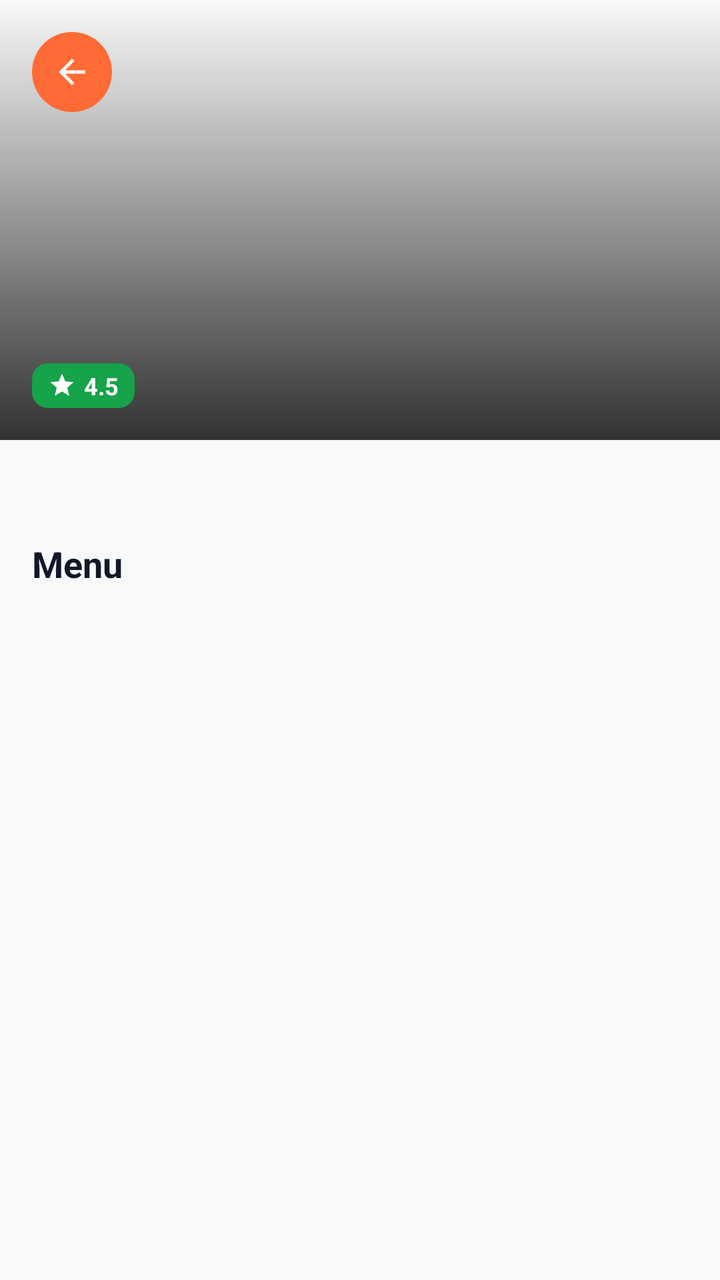
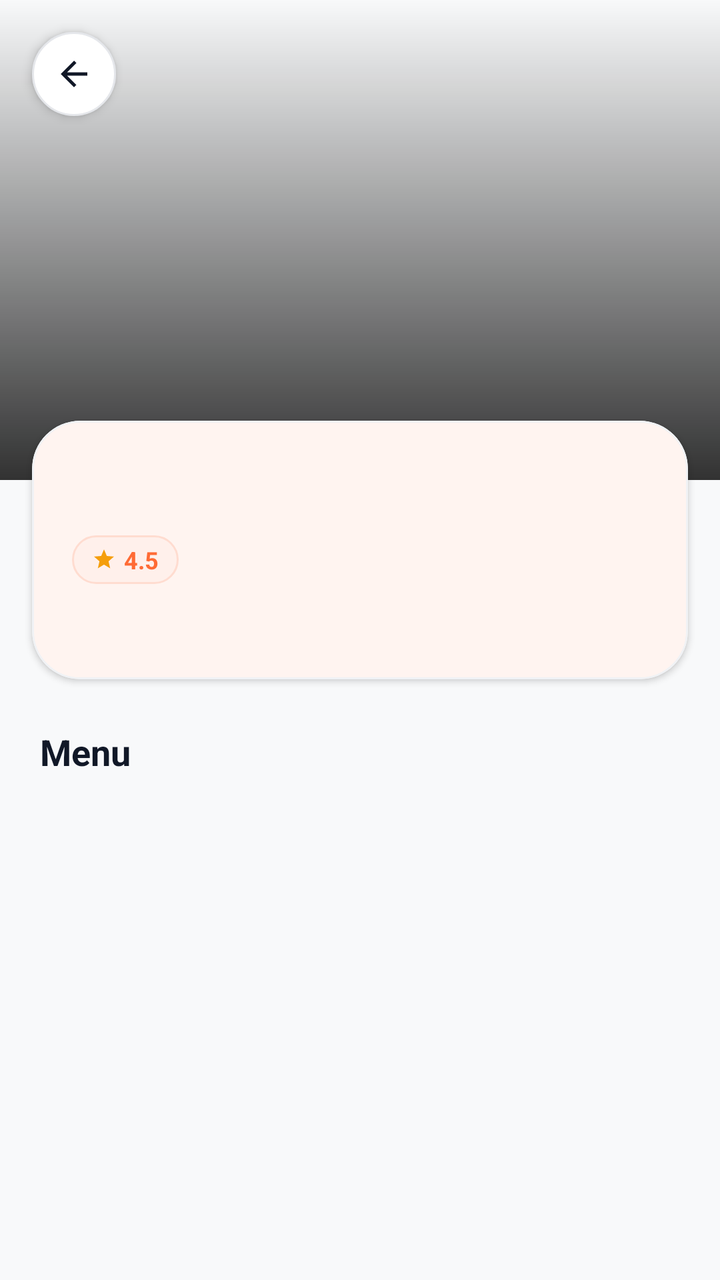

Compare the two renders of this Android layout. The source of the first and the diff that turns it into the second are given below.
<!-- AndroidManifest.xml: application theme Theme.AKRHunger -->
<!-- res/layout/activity_restaurant_detail.xml -->
<?xml version="1.0" encoding="utf-8"?>
<LinearLayout xmlns:android="http://schemas.android.com/apk/res/android"
    android:layout_width="match_parent"
    android:layout_height="match_parent"
    android:background="@color/background"
    android:orientation="vertical">

    
    <FrameLayout
        android:layout_width="match_parent"
        android:layout_height="220dp">

        <ImageView
            android:id="@+id/iv_restaurant_image"
            android:layout_width="match_parent"
            android:layout_height="match_parent"
            android:scaleType="centerCrop" />

        <View
            android:layout_width="match_parent"
            android:layout_height="match_parent"
            android:background="@drawable/gradient_bottom_overlay" />

        <ImageView
            android:id="@+id/btn_back"
            android:layout_width="40dp"
            android:layout_height="40dp"
            android:layout_gravity="start|top"
            android:layout_margin="16dp"
            android:background="@drawable/bg_add_button"
            android:padding="10dp"
            android:src="@drawable/ic_back"
            android:tint="@color/on_primary" />

        <LinearLayout
            android:layout_width="match_parent"
            android:layout_height="wrap_content"
            android:layout_gravity="bottom"
            android:orientation="vertical"
            android:padding="16dp">

            <TextView
                android:id="@+id/tv_restaurant_name"
                android:layout_width="wrap_content"
                android:layout_height="wrap_content"
                android:textColor="#FFFFFF"
                android:textSize="22sp"
                android:textStyle="bold" />

            <LinearLayout
                android:layout_width="wrap_content"
                android:layout_height="wrap_content"
                android:layout_marginTop="4dp"
                android:gravity="center_vertical">

                <LinearLayout
                    android:layout_width="wrap_content"
                    android:layout_height="wrap_content"
                    android:background="@drawable/bg_rating_badge"
                    android:gravity="center"
                    android:paddingHorizontal="8dp"
                    android:paddingVertical="3dp">
                    <ImageView android:layout_width="14dp" android:layout_height="14dp"
                        android:src="@drawable/ic_star" android:tint="#FFFFFF" />
                    <TextView
                        android:id="@+id/tv_restaurant_rating"
                        android:layout_width="wrap_content" android:layout_height="wrap_content"
                        android:layout_marginStart="4dp" android:text="4.5"
                        android:textColor="#FFFFFF" android:textSize="12sp" android:textStyle="bold" />
                </LinearLayout>

                <TextView
                    android:id="@+id/tv_restaurant_cuisine"
                    android:layout_width="wrap_content"
                    android:layout_height="wrap_content"
                    android:layout_marginStart="12dp"
                    android:textColor="#CCCCCC"
                    android:textSize="13sp" />
            </LinearLayout>
        </LinearLayout>
    </FrameLayout>

    <TextView
        android:id="@+id/tv_restaurant_desc"
        android:layout_width="match_parent"
        android:layout_height="wrap_content"
        android:padding="16dp"
        android:textColor="@color/text_secondary"
        android:textSize="13sp" />

    <TextView
        android:layout_width="wrap_content"
        android:layout_height="wrap_content"
        android:layout_marginStart="16dp"
        android:layout_marginBottom="8dp"
        android:text="@string/menu"
        android:textColor="@color/text_primary"
        android:textSize="18sp"
        android:textStyle="bold" />

    <androidx.recyclerview.widget.RecyclerView
        android:id="@+id/rv_menu"
        android:layout_width="match_parent"
        android:layout_height="0dp"
        android:layout_weight="1"
        android:clipToPadding="false"
        android:paddingHorizontal="8dp"
        android:paddingBottom="16dp" />
</LinearLayout>
<!-- resources referenced by this layout -->
<resources>
  <color name="background">#F8F9FA</color>
  <color name="on_primary">#FFFFFF</color>
  <!-- drawable bg_add_button (drawable) -->
  <?xml version="1.0" encoding="utf-8"?>
  <shape xmlns:android="http://schemas.android.com/apk/res/android"
      android:shape="oval">
      <solid android:color="@color/primary" />
  </shape>
  <!-- drawable bg_rating_badge (drawable) -->
  <?xml version="1.0" encoding="utf-8"?>
  <shape xmlns:android="http://schemas.android.com/apk/res/android"
      android:shape="rectangle">
      <corners android:radius="8dp" />
      <solid android:color="@color/rating_bg" />
  </shape>
  <string name="menu">Menu</string>
  <style name="Theme.AKRHunger" parent="Theme.Material3.Light.NoActionBar">
          <item name="colorPrimary">@color/primary</item>
          <item name="colorPrimaryDark">@color/primary_dark</item>
          <item name="colorAccent">@color/primary</item>
          <item name="colorOnPrimary">@color/on_primary</item>
          <item name="colorSecondary">@color/secondary</item>
          <item name="colorOnSecondary">@color/on_secondary</item>
          <item name="android:colorBackground">@color/background</item>
          <item name="colorSurface">@color/surface</item>
          <item name="colorOnSurface">@color/on_surface</item>
          <item name="android:statusBarColor">@color/surface</item>
          <item name="android:windowLightStatusBar">true</item>
          <item name="android:navigationBarColor">@color/surface</item>
          <item name="android:windowLightNavigationBar">true</item>
          <item name="android:fontFamily">sans-serif</item>
      </style>
  <color name="primary">#FF6B35</color>
  <color name="rating_bg">#16A34A</color>
  <color name="secondary">#F59E0B</color>
  <color name="on_secondary">#111827</color>
  <color name="surface">#FFFFFF</color>
  <color name="on_surface">#111827</color>
  <!-- unchanged entries left out for length: 6 -->
</resources>

<!-- the commit's change to res/layout/activity_restaurant_detail.xml (unified diff, before → after) -->
@@ -1,109 +1,158 @@
 <?xml version="1.0" encoding="utf-8"?>
-<LinearLayout xmlns:android="http://schemas.android.com/apk/res/android"
+<androidx.coordinatorlayout.widget.CoordinatorLayout xmlns:android="http://schemas.android.com/apk/res/android"
+    xmlns:app="http://schemas.android.com/apk/res-auto"
     android:layout_width="match_parent"
     android:layout_height="match_parent"
-    android:background="@color/background"
-    android:orientation="vertical">
+    android:background="@color/background">
 
-    
-    <FrameLayout
+    <androidx.core.widget.NestedScrollView
         android:layout_width="match_parent"
-        android:layout_height="220dp">
-
-        <ImageView
-            android:id="@+id/iv_restaurant_image"
-            android:layout_width="match_parent"
-            android:layout_height="match_parent"
-            android:scaleType="centerCrop" />
-
-        <View
-            android:layout_width="match_parent"
-            android:layout_height="match_parent"
-            android:background="@drawable/gradient_bottom_overlay" />
-
-        <ImageView
-            android:id="@+id/btn_back"
-            android:layout_width="40dp"
-            android:layout_height="40dp"
-            android:layout_gravity="start|top"
-            android:layout_margin="16dp"
-            android:background="@drawable/bg_add_button"
-            android:padding="10dp"
-            android:src="@drawable/ic_back"
-            android:tint="@color/on_primary" />
+        android:layout_height="match_parent"
+        android:clipToPadding="false"
+        android:paddingBottom="24dp">
 
         <LinearLayout
             android:layout_width="match_parent"
             android:layout_height="wrap_content"
-            android:layout_gravity="bottom"
-            android:orientation="vertical"
-            android:padding="16dp">
+            android:orientation="vertical">
 
+            
+            <FrameLayout
+                android:layout_width="match_parent"
+                android:layout_height="240dp">
+
+                <ImageView
+                    android:id="@+id/iv_restaurant_image"
+                    android:layout_width="match_parent"
+                    android:layout_height="match_parent"
+                    android:scaleType="centerCrop" />
+
+                <View
+                    android:layout_width="match_parent"
+                    android:layout_height="match_parent"
+                    android:background="@drawable/gradient_bottom_overlay" />
+
+                
+                <FrameLayout
+                    android:id="@+id/btn_back"
+                    android:layout_width="42dp"
+                    android:layout_height="42dp"
+                    android:layout_margin="16dp"
+                    android:background="@drawable/bg_pill_white"
+                    android:clickable="true"
+                    android:elevation="3dp"
+                    android:focusable="true"
+                    android:foreground="?attr/selectableItemBackgroundBorderless">
+
+                    <ImageView
+                        android:layout_width="20dp"
+                        android:layout_height="20dp"
+                        android:layout_gravity="center"
+                        android:src="@drawable/ic_back"
+                        android:tint="@color/text_primary" />
+                </FrameLayout>
+            </FrameLayout>
+
+            
+            <com.google.android.material.card.MaterialCardView
+                android:layout_width="match_parent"
+                android:layout_height="wrap_content"
+                android:layout_marginHorizontal="16dp"
+                android:layout_marginTop="-30dp"
+                app:cardBackgroundColor="@color/surface"
+                app:cardCornerRadius="24dp"
+                app:cardElevation="2dp"
+                app:strokeColor="@color/card_border"
+                app:strokeWidth="1dp">
+
+                <LinearLayout
+                    android:layout_width="match_parent"
+                    android:layout_height="wrap_content"
+                    android:orientation="vertical"
+                    android:padding="20dp">
+
+                    <TextView
+                        android:id="@+id/tv_restaurant_name"
+                        android:layout_width="match_parent"
+                        android:layout_height="wrap_content"
+                        android:textColor="@color/text_primary"
+                        android:textSize="22sp"
+                        android:textStyle="bold" />
+
+                    
+                    <LinearLayout
+                        android:layout_width="wrap_content"
+                        android:layout_height="wrap_content"
+                        android:layout_marginTop="8dp"
+                        android:gravity="center_vertical"
+                        android:orientation="horizontal">
+
+                        <LinearLayout
+                            android:layout_width="wrap_content"
+                            android:layout_height="wrap_content"
+                            android:background="@drawable/bg_pill_soft"
+                            android:gravity="center_vertical"
+                            android:paddingHorizontal="10dp"
+                            android:paddingVertical="4dp">
+
+                            <ImageView
+                                android:layout_width="12dp"
+                                android:layout_height="12dp"
+                                android:src="@drawable/ic_star"
+                                android:tint="@color/rating_star" />
+
+                            <TextView
+                                android:id="@+id/tv_restaurant_rating"
+                                android:layout_width="wrap_content"
+                                android:layout_height="wrap_content"
+                                android:layout_marginStart="4dp"
+                                android:text="4.5"
+                                android:textColor="@color/primary"
+                                android:textSize="12sp"
+                                android:textStyle="bold" />
+                        </LinearLayout>
+
+                        <TextView
+                            android:id="@+id/tv_restaurant_cuisine"
+                            android:layout_width="wrap_content"
+                            android:layout_height="wrap_content"
+                            android:layout_marginStart="10dp"
+                            android:textColor="@color/text_secondary"
+                            android:textSize="13sp" />
+                    </LinearLayout>
+
+                    <TextView
+                        android:id="@+id/tv_restaurant_desc"
+                        android:layout_width="match_parent"
+                        android:layout_height="wrap_content"
+                        android:layout_marginTop="10dp"
+                        android:lineSpacingExtra="2dp"
+                        android:textColor="@color/text_hint"
+                        android:textSize="13sp" />
+                </LinearLayout>
+            </com.google.android.material.card.MaterialCardView>
+
+            
             <TextView
-                android:id="@+id/tv_restaurant_name"
                 android:layout_width="wrap_content"
                 android:layout_height="wrap_content"
-                android:textColor="#FFFFFF"
-                android:textSize="22sp"
+                android:layout_marginStart="20dp"
+                android:layout_marginTop="24dp"
+                android:layout_marginBottom="12dp"
+                android:text="@string/menu"
+                android:textColor="@color/text_primary"
+                android:textSize="18sp"
                 android:textStyle="bold" />
 
-            <LinearLayout
-                android:layout_width="wrap_content"
+            
+            <androidx.recyclerview.widget.RecyclerView
+                android:id="@+id/rv_menu"
+                android:layout_width="match_parent"
                 android:layout_height="wrap_content"
-                android:layout_marginTop="4dp"
-                android:gravity="center_vertical">
-
-                <LinearLayout
-                    android:layout_width="wrap_content"
-                    android:layout_height="wrap_content"
-                    android:background="@drawable/bg_rating_badge"
-                    android:gravity="center"
-                    android:paddingHorizontal="8dp"
-                    android:paddingVertical="3dp">
-                    <ImageView android:layout_width="14dp" android:layout_height="14dp"
-                        android:src="@drawable/ic_star" android:tint="#FFFFFF" />
-                    <TextView
-                        android:id="@+id/tv_restaurant_rating"
-                        android:layout_width="wrap_content" android:layout_height="wrap_content"
-                        android:layout_marginStart="4dp" android:text="4.5"
-                        android:textColor="#FFFFFF" android:textSize="12sp" android:textStyle="bold" />
-                </LinearLayout>
-
-                <TextView
-                    android:id="@+id/tv_restaurant_cuisine"
-                    android:layout_width="wrap_content"
-                    android:layout_height="wrap_content"
-                    android:layout_marginStart="12dp"
-                    android:textColor="#CCCCCC"
-                    android:textSize="13sp" />
-            </LinearLayout>
+                android:clipToPadding="false"
+                android:layoutAnimation="@anim/layout_fall_down"
+                android:nestedScrollingEnabled="false"
+                android:paddingHorizontal="12dp" />
         </LinearLayout>
-    </FrameLayout>
-
-    <TextView
-        android:id="@+id/tv_restaurant_desc"
-        android:layout_width="match_parent"
-        android:layout_height="wrap_content"
-        android:padding="16dp"
-        android:textColor="@color/text_secondary"
-        android:textSize="13sp" />
-
-    <TextView
-        android:layout_width="wrap_content"
-        android:layout_height="wrap_content"
-        android:layout_marginStart="16dp"
-        android:layout_marginBottom="8dp"
-        android:text="@string/menu"
-        android:textColor="@color/text_primary"
-        android:textSize="18sp"
-        android:textStyle="bold" />
-
-    <androidx.recyclerview.widget.RecyclerView
-        android:id="@+id/rv_menu"
-        android:layout_width="match_parent"
-        android:layout_height="0dp"
-        android:layout_weight="1"
-        android:clipToPadding="false"
-        android:paddingHorizontal="8dp"
-        android:paddingBottom="16dp" />
-</LinearLayout>
+    </androidx.core.widget.NestedScrollView>
+</androidx.coordinatorlayout.widget.CoordinatorLayout>
<!-- resource entries referenced after the edit -->
@@ -1,20 +1,8 @@
 <!-- resources referenced by this layout -->
 <resources>
   <color name="background">#F8F9FA</color>
+  <color name="card_border">#F0F2F5</color>
   <color name="on_primary">#FFFFFF</color>
-  <!-- drawable bg_add_button (drawable) -->
-  <?xml version="1.0" encoding="utf-8"?>
-  <shape xmlns:android="http://schemas.android.com/apk/res/android"
-      android:shape="oval">
-      <solid android:color="@color/primary" />
-  </shape>
-  <!-- drawable bg_rating_badge (drawable) -->
-  <?xml version="1.0" encoding="utf-8"?>
-  <shape xmlns:android="http://schemas.android.com/apk/res/android"
-      android:shape="rectangle">
-      <corners android:radius="8dp" />
-      <solid android:color="@color/rating_bg" />
-  </shape>
   <string name="menu">Menu</string>
   <style name="Theme.AKRHunger" parent="Theme.Material3.Light.NoActionBar">
           <item name="colorPrimary">@color/primary</item>
@@ -31,13 +19,67 @@
           <item name="android:navigationBarColor">@color/surface</item>
           <item name="android:windowLightNavigationBar">true</item>
           <item name="android:fontFamily">sans-serif</item>
+          <item name="materialAlertDialogTheme">@style/ThemeOverlay.AKR.MaterialAlertDialog</item>
+          <item name="bottomSheetDialogTheme">@style/ThemeOverlay.AKR.BottomSheetDialog</item>
       </style>
+  <color name="primary_15">#26FF6B35</color>
+  <color name="primary_tint">#FFF0EB</color>
+  <color name="primary_tint_border">#FFDCD0</color>
+  <color name="primary_10">#1AFF6B35</color>
+  <color name="card_border_subtle">#E5E7EB</color>
   <color name="primary">#FF6B35</color>
-  <color name="rating_bg">#16A34A</color>
+  <color name="rating_star">#F59E0B</color>
   <color name="secondary">#F59E0B</color>
   <color name="on_secondary">#111827</color>
   <color name="surface">#FFFFFF</color>
+  <color name="text_hint">#9CA3AF</color>
+  <!-- drawable bg_pill_soft (drawable) -->
+  <?xml version="1.0" encoding="utf-8"?>
+  <ripple xmlns:android="http://schemas.android.com/apk/res/android"
+      android:color="@color/primary_15">
+      <item>
+          <shape android:shape="rectangle">
+              <corners android:radius="999dp" />
+              <solid android:color="@color/primary_tint" />
+              <stroke android:width="1dp" android:color="@color/primary_tint_border" />
+          </shape>
+      </item>
+  </ripple>
+  <!-- drawable bg_pill_white (drawable) -->
+  <?xml version="1.0" encoding="utf-8"?>
+  <ripple xmlns:android="http://schemas.android.com/apk/res/android"
+      android:color="@color/primary_10">
+      <item>
+          <shape android:shape="rectangle">
+              <corners android:radius="999dp" />
+              <solid android:color="@color/surface" />
+              <stroke android:width="1dp" android:color="@color/card_border_subtle" />
+          </shape>
+      </item>
+  </ripple>
   <color name="on_surface">#111827</color>
+  <style name="ThemeOverlay.AKR.MaterialAlertDialog" parent="ThemeOverlay.Material3.MaterialAlertDialog">
+          <item name="shapeAppearance">@style/ShapeAppearance.AKR.Dialog</item>
+          <item name="shapeAppearanceOverlay">@style/ShapeAppearance.AKR.Dialog</item>
+          <item name="colorSurface">@color/surface</item>
+          <item name="android:backgroundDimAmount">0.5</item>
+      </style>
+  <style name="ThemeOverlay.AKR.BottomSheetDialog" parent="ThemeOverlay.Material3.BottomSheetDialog">
+          <item name="bottomSheetStyle">@style/Widget.AKR.BottomSheet</item>
+      </style>
+  <style name="ShapeAppearance.AKR.Dialog" parent="">
+          <item name="cornerFamily">rounded</item>
+          <item name="cornerSize">24dp</item>
+      </style>
+  <style name="Widget.AKR.BottomSheet" parent="Widget.Material3.BottomSheet">
+          <item name="shapeAppearanceOverlay">@style/ShapeAppearance.AKR.BottomSheet</item>
+          <item name="backgroundTint">@color/surface</item>
+      </style>
+  <style name="ShapeAppearance.AKR.BottomSheet" parent="">
+          <item name="cornerFamily">rounded</item>
+          <item name="cornerSizeTopLeft">28dp</item>
+          <item name="cornerSizeTopRight">28dp</item>
+      </style>
   <!-- unchanged entries left out for length: 6 -->
 </resources>
 
